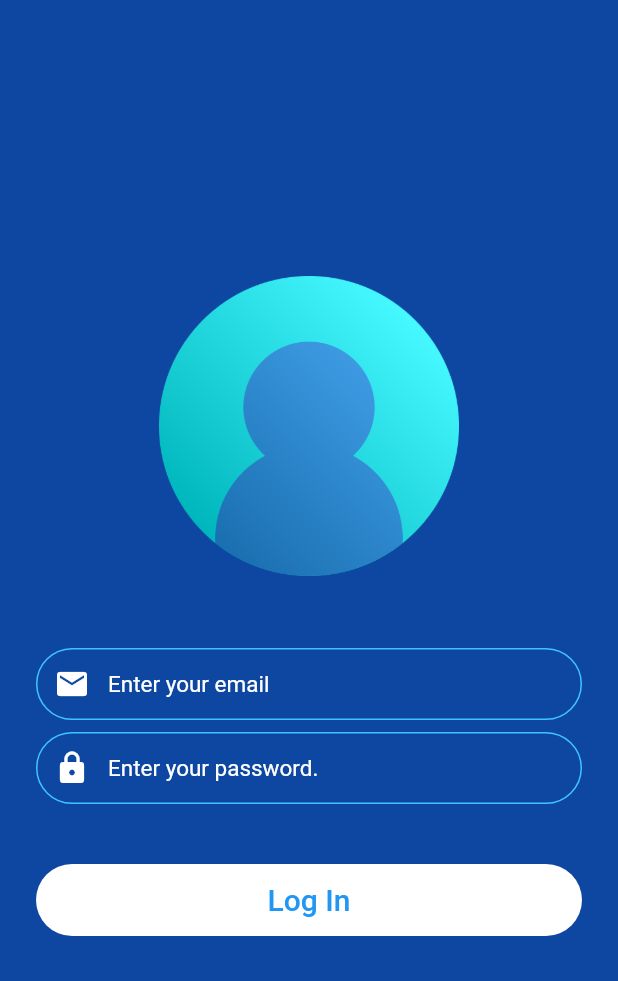
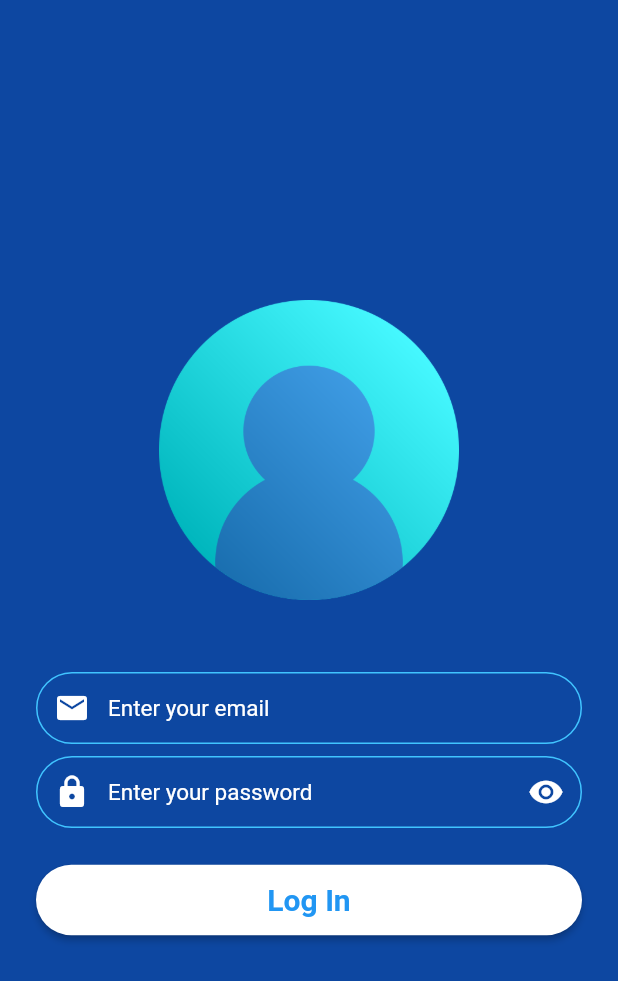
Before and after one commit to IanaSanduta/Nearcals, a Flutter app: the screen it shows after launch, after a tap on "Log In", on a phone screen of 412 x 824 dp. Shown: the top 981 px of the screen. Run offline on Flutter 3.47's test engine with Material 2 defaults, Android fonts, the phone set to English and light mode, and no system bars; our stand-ins replace firebase_auth, firebase_core; accounts and stored records are empty; network calls fail.

Commit message:
Update UI

```diff
--- a/lib/login.dart
+++ b/lib/login.dart
@@ -9,21 +9,28 @@ class LoginScreen extends StatefulWidget {
 }
 
 class _LoginScreenState extends State<LoginScreen> {
+  //Define variables
+  bool _isObscure = true;
   final loginEmailController = TextEditingController();
   final loginPassController = TextEditingController();
 
   @override
   Widget build(BuildContext context) {
-    return MaterialApp(
-      home: Scaffold(
-          backgroundColor: Colors.blue.shade900,
+
+    var iconObscure = IconButton(
+      icon: Icon(_isObscure ? Icons.visibility : Icons.visibility_off, color: Colors.white,),
+      onPressed: (){setState(() {_isObscure = !_isObscure;});},
+    );
+    var styleInput = const TextStyle(color: Colors.white);
+
+    return Scaffold(
       body: Padding(
-            padding: EdgeInsets.symmetric(horizontal: 24.0),
+        padding: const EdgeInsets.symmetric(horizontal: 24.0),
         child: Column(
           mainAxisAlignment: MainAxisAlignment.center,
           crossAxisAlignment: CrossAxisAlignment.stretch,
           children: [
-                Container(
+            SizedBox(
               height: 200.0,
               child: Image.asset('resources/login.png'),
             ),
@@ -32,29 +39,10 @@ class _LoginScreenState extends State<LoginScreen> {
             ),
             TextField(
               controller: loginEmailController,
-                  style: TextStyle(color: Colors.white),
+              style: styleInput,
               decoration: const InputDecoration(
                 hintText: 'Enter your email',
-                    hintStyle: TextStyle(fontSize: 15, color: Colors.white),
-                    prefixIcon: Icon(
-                      Icons.email,
-                      color: Colors.white,
-                    ),
-                    border: OutlineInputBorder(
-                      borderRadius: BorderRadius.all(Radius.circular(32.0)),
-                    ),
-                    enabledBorder: OutlineInputBorder(
-                      borderSide:
-                          BorderSide(color: Colors.lightBlueAccent, width: 1.0),
-                      borderRadius: BorderRadius.all(Radius.circular(32.0)),
-                    ),
-                    focusedBorder: OutlineInputBorder(
-                      borderSide:
-                          BorderSide(color: Colors.lightBlueAccent, width: 2.0),
-                      borderRadius: BorderRadius.all(Radius.circular(32.0)),
-                    ),
-                    contentPadding:
-                        EdgeInsets.symmetric(vertical: 10.0, horizontal: 20.0),
+                prefixIcon: Icon(Icons.email, color: Colors.white,),
               ),
             ),
             const SizedBox(
@@ -62,41 +50,18 @@ class _LoginScreenState extends State<LoginScreen> {
             ),
             TextField(
               controller: loginPassController,
-                  style: TextStyle(color: Colors.white),
-                  decoration: const InputDecoration(
-                    hintText: 'Enter your password.',
-                    hintStyle: TextStyle(fontSize: 15, color: Colors.white),
-                    prefixIcon: Icon(
-                      Icons.lock,
-                      color: Colors.white,
+              style: styleInput,
+              decoration: InputDecoration(
+                hintText: 'Enter your password',
+                prefixIcon: const Icon(Icons.lock, color: Colors.white,),
+                suffixIcon: iconObscure,
               ),
-                    border: OutlineInputBorder(
-                      borderRadius: BorderRadius.all(Radius.circular(32.0)),
-                    ),
-                    enabledBorder: OutlineInputBorder(
-                      borderSide:
-                          BorderSide(color: Colors.lightBlueAccent, width: 1.0),
-                      borderRadius: BorderRadius.all(Radius.circular(32.0)),
-                    ),
-                    focusedBorder: OutlineInputBorder(
-                      borderSide:
-                          BorderSide(color: Colors.lightBlueAccent, width: 2.0),
-                      borderRadius: BorderRadius.all(Radius.circular(32.0)),
-                    ),
-                    contentPadding:
-                        EdgeInsets.symmetric(vertical: 10.0, horizontal: 20.0),
-                  ),
-                  obscureText: true,
+              obscureText: _isObscure,
             ),
             const SizedBox(
               height: 24.0,
             ),
-                Padding(
-                  padding: EdgeInsets.symmetric(vertical: 16.0),
-                  child: Material(
-                    color: Colors.white,
-                    borderRadius: BorderRadius.all(Radius.circular(30.0)),
-                    child: MaterialButton(
+            ElevatedButton(
               onPressed: () async {
                 await FirebaseAuth.instance.signInWithEmailAndPassword(
                   email: loginEmailController.text.trim(),
@@ -112,16 +77,14 @@ class _LoginScreenState extends State<LoginScreen> {
                   setState(() {});
                 }
               },
-                      minWidth: 200.0,
-                      height: 42.0,
-                      child: Text('Log In',
-                          style: TextStyle(fontSize: 20, color: Colors.blue)),
-                    ),
-                  ),
+              child: const Text('Log In'),
             ),
           ],
         ),
-          )),
+      ),
     );
   }
+
+
+
 }
--- a/lib/main.dart
+++ b/lib/main.dart
@@ -7,8 +7,47 @@ void main() async {
   WidgetsFlutterBinding.ensureInitialized();
   await Firebase.initializeApp();
 
-  runApp(const MaterialApp(
-    home: Home(),
+  runApp(MaterialApp(
+    home: const Home(),
+    theme: ThemeData(
+
+      //Define the default colors
+      scaffoldBackgroundColor: Colors.blue.shade900,
+
+      //Define the default text styling for headlines, titles, bodies of text, and more.
+      textTheme: const TextTheme(
+        headline2: TextStyle(fontSize:40.0, fontWeight: FontWeight.bold,color: Colors.white,letterSpacing: 1.5,),),
+
+      //Define the default Elevated Buttons
+      elevatedButtonTheme: ElevatedButtonThemeData(style: ElevatedButton.styleFrom(
+        primary: Colors.white,
+        onPrimary: Colors.blue,
+        textStyle: const TextStyle(fontSize: 20,fontWeight: FontWeight.bold),
+        padding: const EdgeInsets.symmetric(vertical: 12.0),
+        shape: RoundedRectangleBorder(borderRadius: BorderRadius.circular(30.0)),
+        minimumSize: const Size(200,42),)),
+
+      //Define the default InputDecoration of TextField
+      inputDecorationTheme: const InputDecorationTheme(
+        hintStyle: TextStyle(fontSize: 15, color: Colors.white),
+        labelStyle: TextStyle(fontSize: 15, color: Colors.white),
+        errorStyle: TextStyle(fontSize: 15,fontWeight: FontWeight.bold),
+        border: OutlineInputBorder(
+          borderRadius: BorderRadius.all(Radius.circular(32.0)),
+        ),
+        enabledBorder: OutlineInputBorder(
+          borderSide:
+          BorderSide(color: Colors.lightBlueAccent, width: 1.0),
+          borderRadius: BorderRadius.all(Radius.circular(32.0)),
+        ),
+        focusedBorder: OutlineInputBorder(
+          borderSide:
+          BorderSide(color: Colors.lightBlueAccent, width: 2.0),
+          borderRadius: BorderRadius.all(Radius.circular(32.0)),
+        ),
+        contentPadding: EdgeInsets.symmetric(vertical: 10.0, horizontal: 20.0),),
+
+    ),
   ));
 }
 
@@ -17,87 +56,40 @@ class Home extends StatelessWidget {
 
   @override
   Widget build(BuildContext context) {
-    return MaterialApp(
-      home: Scaffold(
-        backgroundColor: Colors.blue.shade900,
+    return Scaffold(
         body: SafeArea(
           child: Column(
             children: [
               Expanded(
-                child: Row(
-                  mainAxisAlignment: MainAxisAlignment.center,
-                  crossAxisAlignment: CrossAxisAlignment.end,
-                  children: const [
-                    Padding(
-                      padding: EdgeInsets.all(8.0),
-                      child: Text(
-                        'NearCals',
-                        style: TextStyle(
-                          fontWeight: FontWeight.bold,
-                          color: Colors.white,
-                          fontSize: 40,
-                          letterSpacing: 1.5,
-                        ),
-                      ),
-                    ),
-                  ],
+                child: Container(
+                  alignment: Alignment.bottomCenter,
+                  child: Text('NearCals', style: Theme.of(context).textTheme.headline2,),
                 ),
               ),
               Expanded(
                 flex: 2,
                 child: Container(
                   child: Image.asset('resources/logo.png'),
-                  padding:
-                      const EdgeInsets.symmetric(vertical: 10, horizontal: 50),
+                  padding: const EdgeInsets.symmetric(vertical: 10, horizontal: 50),
                 ),
               ),
               Expanded(
                 child: Column(
-                  mainAxisAlignment: MainAxisAlignment.start,
                   children: [
-                    Padding(
-                      padding: EdgeInsets.symmetric(vertical: 16.0),
-                      child: Material(
-                        color: Colors.white,
-                        borderRadius: BorderRadius.all(Radius.circular(30.0)),
-                        child: MaterialButton(
-                          onPressed: () => Navigator.push(
-                              context,
-                              MaterialPageRoute(
-                                  builder: (context) => RegScreen())),
-                          minWidth: 200.0,
-                          height: 42.0,
-                          child: Text('Register',
-                              style:
-                                  TextStyle(fontSize: 20, color: Colors.blue)),
-                        ),
-                      ),
+                    ElevatedButton(
+                      onPressed: () => Navigator.push(context, MaterialPageRoute(builder: (context) => const RegScreen())),
+                      child: const Text('Sign Up'),
                     ),
-                    Padding(
-                      padding: EdgeInsets.symmetric(vertical: 10.0),
-                      child: Material(
-                        color: Colors.white,
-                        borderRadius: BorderRadius.all(Radius.circular(30.0)),
-                        child: MaterialButton(
-                          onPressed: () => Navigator.push(
-                              context,
-                              MaterialPageRoute(
-                                  builder: (context) => LoginScreen())),
-                          minWidth: 200.0,
-                          height: 42.0,
-                          child: Text('Log In',
-                              style:
-                                  TextStyle(fontSize: 20, color: Colors.blue)),
-                        ),
-                      ),
+                    const SizedBox(height: 20),
+                    ElevatedButton(
+                      onPressed: () => Navigator.push(context, MaterialPageRoute(builder: (context) => const LoginScreen())),
+                      child: const Text('Log In'),
                     ),
                   ],
                 ),
               ),
             ],
           ),
-        ),
-      ),
-    );
+        ));
   }
 }
```
Also changed, not shown: lib/register.dart (+147 -91 lines), pubspec.lock. Lines whose indentation alone changed are shown as unchanged.
